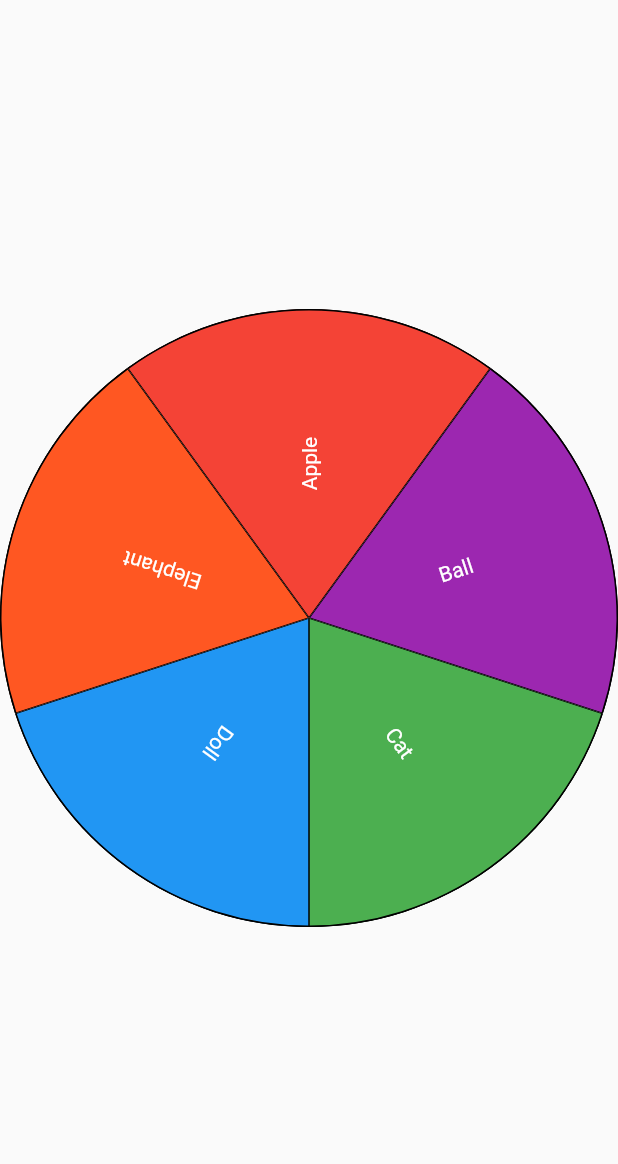
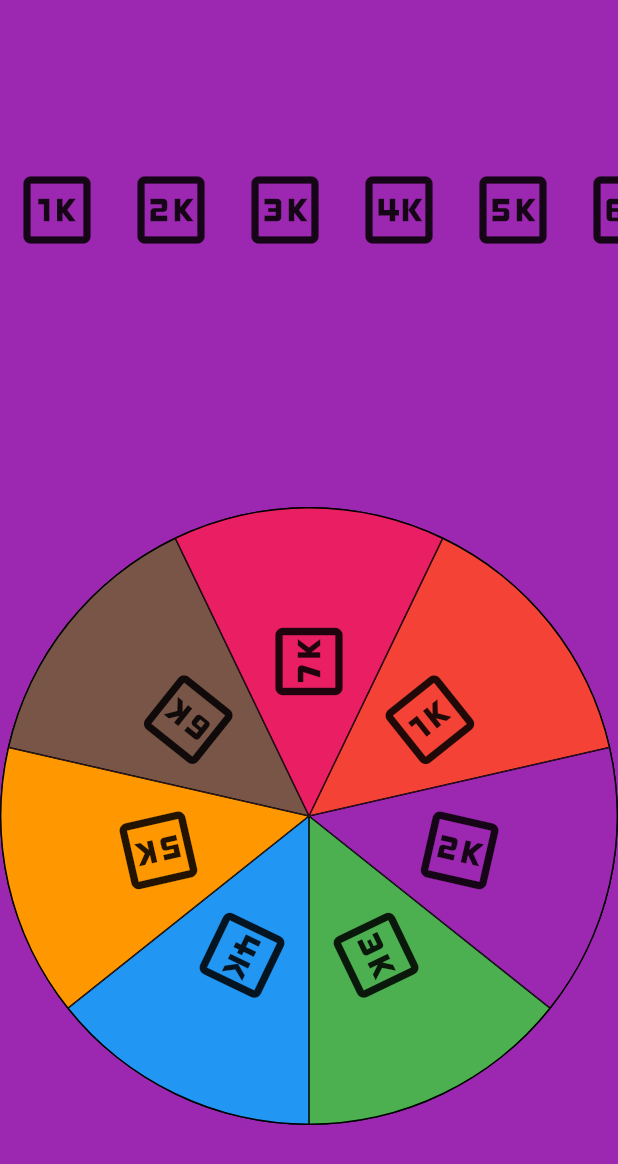
Before and after one commit to ravikant-paudel/fortune_spin_wheel, a Flutter app: the screen it shows after launch, on a phone screen of 412 x 824 dp. Shown: the top 1164 px of the screen. Run offline on Flutter 3.47's test engine with Material 2 defaults, Android fonts, the phone set to English and light mode, and no system bars.

Commit message:
Working in Example Cases

```diff
--- /dev/null
+++ b/example/lib/example.dart
@@ -0,0 +1,49 @@
+import 'package:flutter/material.dart';
+import 'package:flutter_fortune_wheel_example/spinner_wheel.dart';
+import 'package:fortune_spin_wheel/flutter_fortune_spin_wheel.dart';
+
+class ExamplePage extends StatelessWidget {
+  ExamplePage({Key? key}) : super(key: key);
+
+  final List<FortuneItem> items = [
+    FortuneItem(child: Icon(Icons.one_k_outlined, size: 60), style: FortuneItemStyle(color: Colors.red)),
+    FortuneItem(child: Icon(Icons.two_k_outlined, size: 60), style: FortuneItemStyle(color: Colors.purple)),
+    FortuneItem(child: Icon(Icons.three_k_outlined, size: 60), style: FortuneItemStyle(color: Colors.green)),
+    FortuneItem(child: Icon(Icons.four_k_outlined, size: 60), style: FortuneItemStyle(color: Colors.blue)),
+    FortuneItem(child: Icon(Icons.five_k_outlined, size: 60), style: FortuneItemStyle(color: Colors.orange)),
+    FortuneItem(child: Icon(Icons.six_k_outlined, size: 60), style: FortuneItemStyle(color: Colors.brown)),
+    FortuneItem(child: Icon(Icons.seven_k_outlined, size: 60), style: FortuneItemStyle(color: Colors.pink)),
+  ];
+
+  @override
+  Widget build(BuildContext context) {
+    return Scaffold(
+      body: Column(
+        children: [
+          SizedBox(height: 40),
+          Center(
+            child: Container(
+              width: double.infinity,
+              height: 200,
+              child: ListView.builder(
+                  itemCount: items.length,
+                  // shrinkWrap: true,
+                  scrollDirection: Axis.horizontal,
+                  itemBuilder: (BuildContext context, int index) {
+                    return Padding(
+                      padding: const EdgeInsets.all(8.0),
+                      child: items[index].child,
+                    );
+                  }),
+            ),
+          ),
+          SizedBox(height: 24),
+          Flexible(
+            child: SpinnerWheelPage(items: items, selectedItem: 1),
+          ),
+        ],
+      ),
+      backgroundColor: Colors.purple,
+    );
+  }
+}
--- a/example/lib/main.dart
+++ b/example/lib/main.dart
@@ -1,5 +1,5 @@
 import 'package:flutter/material.dart';
-import 'package:flutter_fortune_wheel_example/spinner_example.dart';
+import 'package:flutter_fortune_wheel_example/example.dart';
 
 void main() {
   runApp(const MyApp());
@@ -16,7 +16,7 @@ class MyApp extends StatelessWidget {
       theme: ThemeData(
         primarySwatch: Colors.blue,
       ),
-      home: SpinnerExample(),
+      home: ExamplePage(),
     );
   }
 }
--- a/example/lib/spinner_example.dart
+++ /dev/null
@@ -1,19 +0,0 @@
-import 'package:flutter/material.dart';
-import 'package:fortune_spin_wheel/flutter_fortune_spin_wheel.dart';
-
-class SpinnerExample extends StatelessWidget {
-  SpinnerExample({Key? key}) : super(key: key);
-
-  final items = [
-    FortuneItem(child: Text('Apple'), style: FortuneItemStyle(color: Colors.red)),
-    FortuneItem(child: Text('Ball'), style: FortuneItemStyle(color: Colors.purple)),
-    FortuneItem(child: Text('Cat'), style: FortuneItemStyle(color: Colors.green)),
-    FortuneItem(child: Text('Doll'), style: FortuneItemStyle(color: Colors.blue)),
-    FortuneItem(child: Text('Elephant'), style: FortuneItemStyle(color: Colors.deepOrange)),
-  ];
-
-  @override
-  Widget build(BuildContext context) {
-    return Scaffold(body: FortuneWheel(items: items));
-  }
-}
--- /dev/null
+++ b/example/lib/spinner_wheel.dart
@@ -0,0 +1,76 @@
+import 'package:flutter/material.dart';
+import 'package:fortune_spin_wheel/flutter_fortune_spin_wheel.dart';
+import 'dart:math' as _math;
+
+class SpinnerWheelPage extends StatefulWidget {
+  SpinnerWheelPage({
+    Key? key,
+    required this.items,
+    required this.selectedItem,
+  }) : super(key: key);
+  final List<FortuneItem> items;
+  final int selectedItem;
+
+  @override
+  State<SpinnerWheelPage> createState() => _SpinnerWheelPageState();
+}
+
+class _SpinnerWheelPageState extends State<SpinnerWheelPage> with SingleTickerProviderStateMixin {
+  late final AnimationController _animationController;
+  late final Animation<double> _rotationAnimation;
+
+  @override
+  void initState() {
+    super.initState();
+    // double =(4 * _math.pi) / widget.items.length;
+    _animationController = AnimationController(vsync: this, duration: Duration(milliseconds: 1));
+    _rotationAnimation = Tween<double>(begin: 0, end: ((widget.selectedItem * 2) * _math.pi) / widget.items.length).animate(
+      CurvedAnimation(parent: _animationController, curve: Curves.linear),
+    );
+    _animationController.forward();
+  }
+
+  @override
+  Widget build(BuildContext context) {
+    return AnimatedBuilder(
+      animation: _rotationAnimation,
+      builder: (context, _) {
+        return Transform.rotate(
+          angle: _rotationAnimation.value,
+          child: FortuneWheel(items: widget.items),
+        );
+      },
+    );
+  }
+
+  @override
+  void dispose() {
+    _animationController.dispose();
+    super.dispose();
+  }
+}
+
+// class SpinnerItem {
+//   final SpinnerItemStyle? style;
+//   final Widget child;
+//
+//   SpinnerItem({required this.child, this.style});
+// }
+//
+// class SpinnerItemStyle {
+//   final FortuneItemStyle style;
+//
+//
+//   SpinnerItemStyle(this.style);
+//   // final Color color;
+//   // final Color borderColor;
+//   // final double borderWidth;
+//   // final TextAlign textAlign;
+//   // final TextStyle textStyle;
+//
+//   // SpinnerItemStyle({ this.color = Colors.white,
+//   //   this.borderColor = Colors.black,
+//   //   this.borderWidth = 1.0,
+//   //   this.textAlign = TextAlign.start,
+//   //   this.textStyle = const TextStyle(),});
+// }
```
